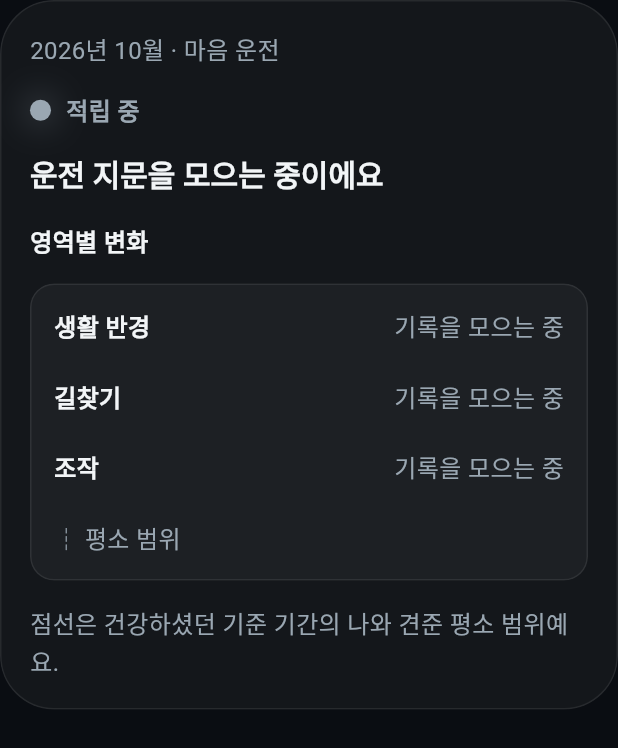
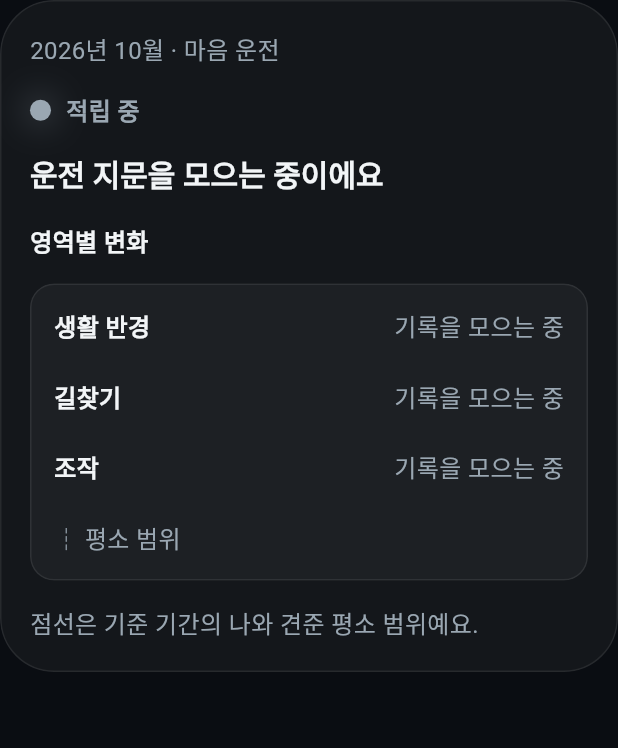
Before and after one commit to ralphpark/handleon, a Flutter app: the SummaryCard widget shown alone on an empty page, opened directly with empty values, on a phone screen of 412 x 824 dp. Shown: the top 748 px of the screen. Run offline on Flutter 3.47's test engine with Material 3 defaults, Android fonts, the phone set to English and light mode, and no system bars; our stand-ins replace file_picker, firebase_core, firebase_messaging, pdf, printing, supabase_flutter; missing offline and left inert: mobile_scanner; accounts and stored records are empty; Roboto replaces fonts that are missing (Asta Sans).

Commit message:
fix(phone): 디버그 띠를 끄고 '건강하셨던' 표현을 뺀다
- MaterialApp 에 debugShowCheckedModeBanner: false. 아이폰 시뮬레이터(디버그 빌드)로 찍는
  시연 화면에 DEBUG 띠가 보였다.
- 요약 카드의 "점선은 건강하셨던 기준 기간의 …" 를 "점선은 기준 기간의 나와 견준 평소 범위예요." 로.
  건강 상태를 판단하지 않는다는 원칙과 맞춘다.
- 휴대폰 release APK 를 다시 만들었다.

시험: flutter analyze 문제 없음, flutter test 267 통과.

Co-Authored-By: Claude Opus 5.5 <noreply@anthropic.com>

```diff
--- a/phone/lib/app.dart
+++ b/phone/lib/app.dart
@@ -133,6 +133,7 @@ class _AppRouterState extends State<AppRouter> {
     scaffoldMessengerKey: messenger,
     navigatorKey: navigator,
     title: '핸들온',
+    debugShowCheckedModeBanner: false,
     theme: lightTheme,
     darkTheme: darkTheme,
     themeMode: ThemeMode.dark,
--- a/phone/lib/family/summary_card.dart
+++ b/phone/lib/family/summary_card.dart
@@ -116,7 +116,7 @@ class SummaryCard extends StatelessWidget {
               if (showDomains && row.domains != null) ...[
                 const SectionTitle('영역별 변화'),
                 DomainBars(domains: row.domains!),
-                const Muted('점선은 건강하셨던 기준 기간의 나와 견준 평소 범위예요.'),
+                const Muted('점선은 기준 기간의 나와 견준 평소 범위예요.'),
               ],
               if (family != null && row.stage == 'talk')
                 const Text('운전 이야기로 가볍게 말을 꺼내 보세요. 요즘 어디를 다니시는지 여쭤보는 것부터 좋아요.'),
--- a/phone/lib/main.dart
+++ b/phone/lib/main.dart
@@ -69,6 +69,7 @@ class _BackendStartupState extends State<BackendStartup> {
     if (backend != null) return AppRouter(backend: backend!);
     return MaterialApp(
       title: '핸들온',
+      debugShowCheckedModeBanner: false,
       theme: lightTheme,
       darkTheme: darkTheme,
       themeMode: ThemeMode.dark,
@@ -91,6 +92,7 @@ class MyApp extends StatelessWidget {
   @override
   Widget build(BuildContext context) => MaterialApp(
     title: '핸들온',
+    debugShowCheckedModeBanner: false,
     theme: lightTheme,
     darkTheme: darkTheme,
     themeMode: ThemeMode.dark,
```
Also changed, not shown: 1 other file.
